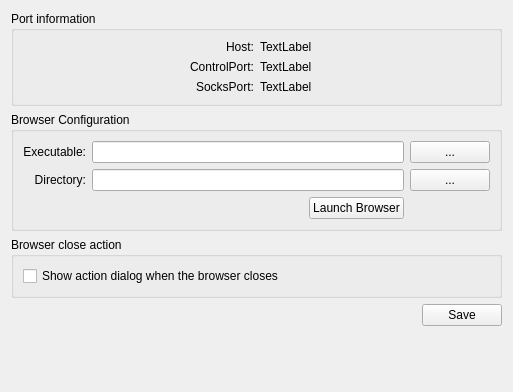
The window that tbb/tbb.ui (sirop/vidalia-plugins) describes before a commit, drawn with Qt 5.
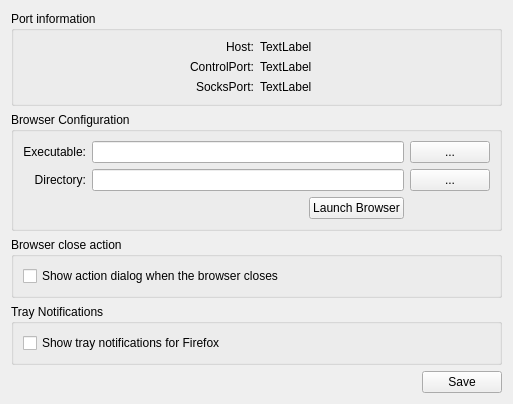
The same window after the commit.

Commit message: Bug 5352: option to switch off notifications about firefox starting.

Patch:
```diff
--- a/tbb/tbb.ui
+++ b/tbb/tbb.ui
@@ -112,6 +112,22 @@
      </layout>
     </widget>
    </item>
+   <item row="3" column="0" colspan="2">
+    <widget class="QGroupBox" name="TrayShowBox">
+     <property name="title">
+      <string>Tray Notifications</string>
+     </property>
+     <layout class="QGridLayout" name="gridLayout_3">
+      <item row="0" column="0">
+       <widget class="QCheckBox" name="chkTrayShow">
+        <property name="text">
+         <string>Show tray notifications for Firefox</string>
+        </property>
+       </widget>
+      </item>
+     </layout>
+    </widget>
+   </item>
    <item row="4" column="1">
     <widget class="QPushButton" name="btnSave">
      <property name="text">
```
The commit also changes 1 other file.
